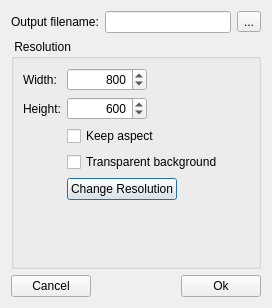
The window that OpenFlipper/widgets/snapshotDialog/SnapshotDialog.ui (ShenRen/OpenFlipper) describes before a commit, drawn with Qt 5.
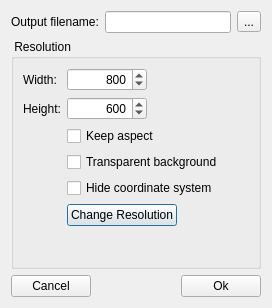
The same window after the commit.

Commit message: Added option to hide coordsys node when capturing screenshots.

What changed in the file:
```diff
--- a/OpenFlipper/widgets/snapshotDialog/SnapshotDialog.ui
+++ b/OpenFlipper/widgets/snapshotDialog/SnapshotDialog.ui
@@ -136,6 +136,13 @@
         </property>
        </widget>
       </item>
+      <item row="7" column="1">
+       <widget class="QCheckBox" name="hideCoordsys">
+        <property name="text">
+         <string>Hide coordinate system</string>
+        </property>
+       </widget>
+      </item>
      </layout>
     </widget>
    </item>
```
The commit also changes 4 other files.
